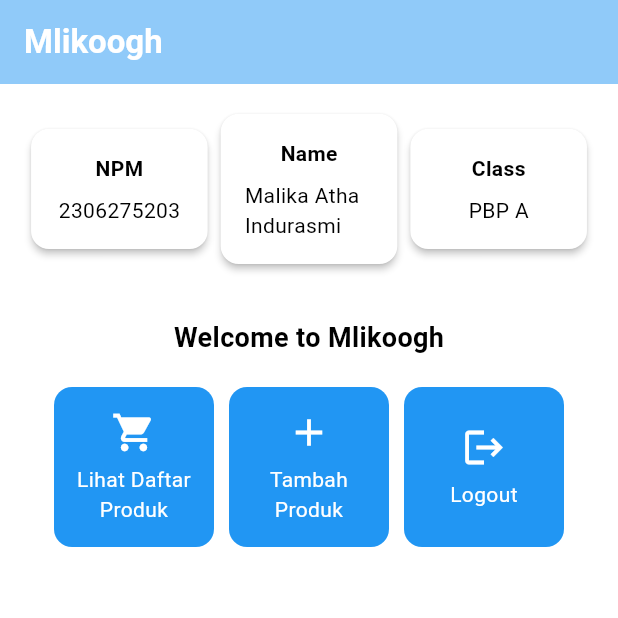
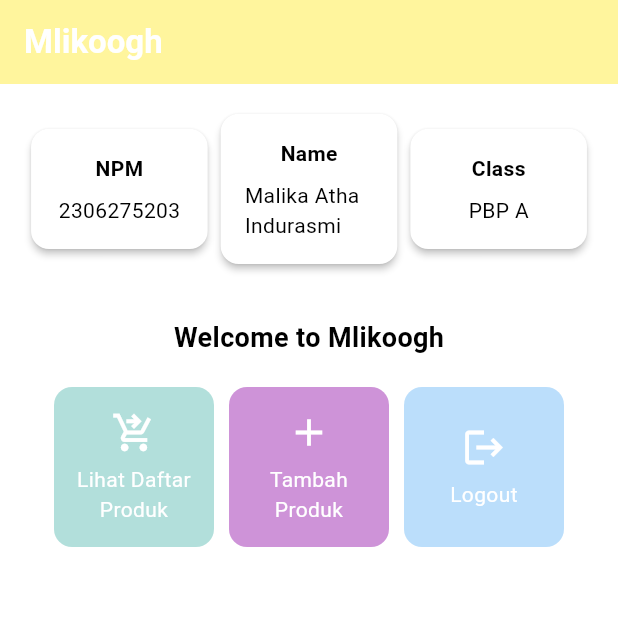
Before and after one commit to malikaatha/mlikoogh, a Flutter app: the screen it shows after launch, on a phone screen of 412 x 824 dp, the top half of it. Run offline on Flutter 3.47's test engine with Material 3 defaults, Android fonts, the light colour scheme and no system bars.

Commit message:
benerin warna tapi tugas 7 udh kelar

```diff
--- a/mlikoogh/lib/main.dart
+++ b/mlikoogh/lib/main.dart
@@ -30,8 +30,8 @@ class MyApp extends StatelessWidget {
         // This works for code too, not just values: Most code changes can be
         // tested with just a hot reload.
         colorScheme: ColorScheme.fromSwatch().copyWith(
-          primary: Colors.blue[200],
-          secondary: Colors.blue[150],
+          primary: Colors.yellow[200],
+          secondary: Colors.yellow[150],
         ),
       ),
       home: MyHomePage(),
--- a/mlikoogh/lib/menu.dart
+++ b/mlikoogh/lib/menu.dart
@@ -8,9 +8,9 @@ class MyHomePage extends StatelessWidget {
   MyHomePage({super.key});
 
   final List<ItemHomepage> items = [
-    ItemHomepage("Lihat Daftar Produk", Icons.shopping_cart),
-    ItemHomepage("Tambah Produk", Icons.add),
-    ItemHomepage("Logout", Icons.logout),
+    ItemHomepage("Lihat Daftar Produk", Icons.shopping_cart_checkout, Color(0xFFB2DFDB)),
+    ItemHomepage("Tambah Produk", Icons.add, Color(0xFFCE93D8)),
+    ItemHomepage("Logout", Icons.logout, Color(0xFFBBDEFB)),
   ];
 
   @override
@@ -137,11 +137,10 @@ class ItemCard extends StatelessWidget {
   @override
   Widget build(BuildContext context) {
     return Material(
-      // Menentukan warna latar belakang dari tema aplikasi.
-      color: Theme.of(context).colorScheme.secondary,
-      // Membuat sudut kartu melengkung.
+      color: item.color, // Gunakan warna dari item
       borderRadius: BorderRadius.circular(12),
 
+      // Membuat sudut kartu melengkung.
       child: InkWell(
         // Aksi ketika kartu ditekan.
         onTap: () {
@@ -192,9 +191,11 @@ class ItemCard extends StatelessWidget {
   }
 }
 
+
 class ItemHomepage {
   final String name;
   final IconData icon;
+  final Color color; // Tambahkan parameter warna
 
-  ItemHomepage(this.name, this.icon);
-}
+  ItemHomepage(this.name, this.icon, this.color); // Modifikasi konstruktor
+  }
```
